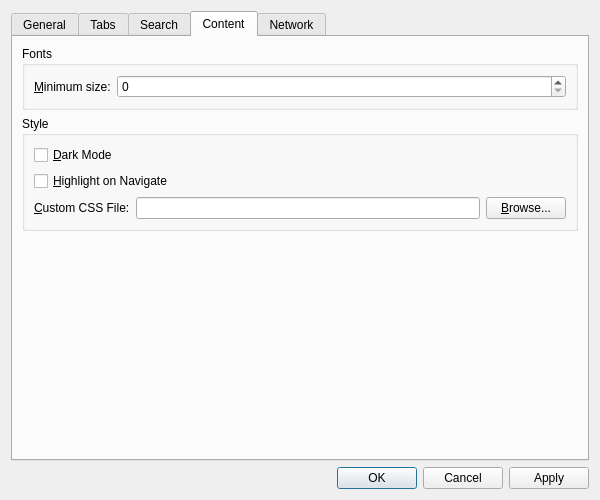
Old version of the form src/libs/ui/settingsdialog.ui in the repository zealdocs/zeal.
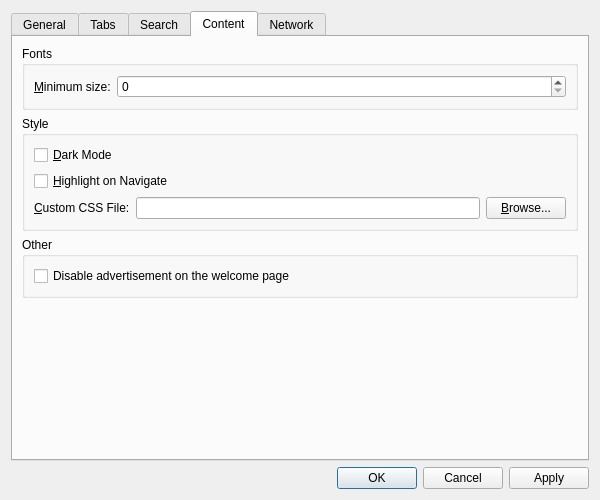
New version of the form. The open tabs and pages were chosen to show the change. Custom widgets are drawn as their Qt base class.

Commit message: core,doc,ui: Add an option to disable ad on the welcome page

```diff
--- a/src/libs/ui/settingsdialog.ui
+++ b/src/libs/ui/settingsdialog.ui
@@ -300,6 +300,22 @@
          </layout>
         </widget>
        </item>
+       <item>
+        <widget class="QGroupBox" name="groupBox_2">
+         <property name="title">
+          <string>Other</string>
+         </property>
+         <layout class="QVBoxLayout" name="verticalLayout_5">
+          <item>
+           <widget class="QCheckBox" name="disableAdCheckBox">
+            <property name="text">
+             <string>Disable advertisement on the welcome page</string>
+            </property>
+           </widget>
+          </item>
+         </layout>
+        </widget>
+       </item>
        <item>
         <spacer name="verticalSpacer_3">
          <property name="orientation">
```
The commit also changes 6 other files.
